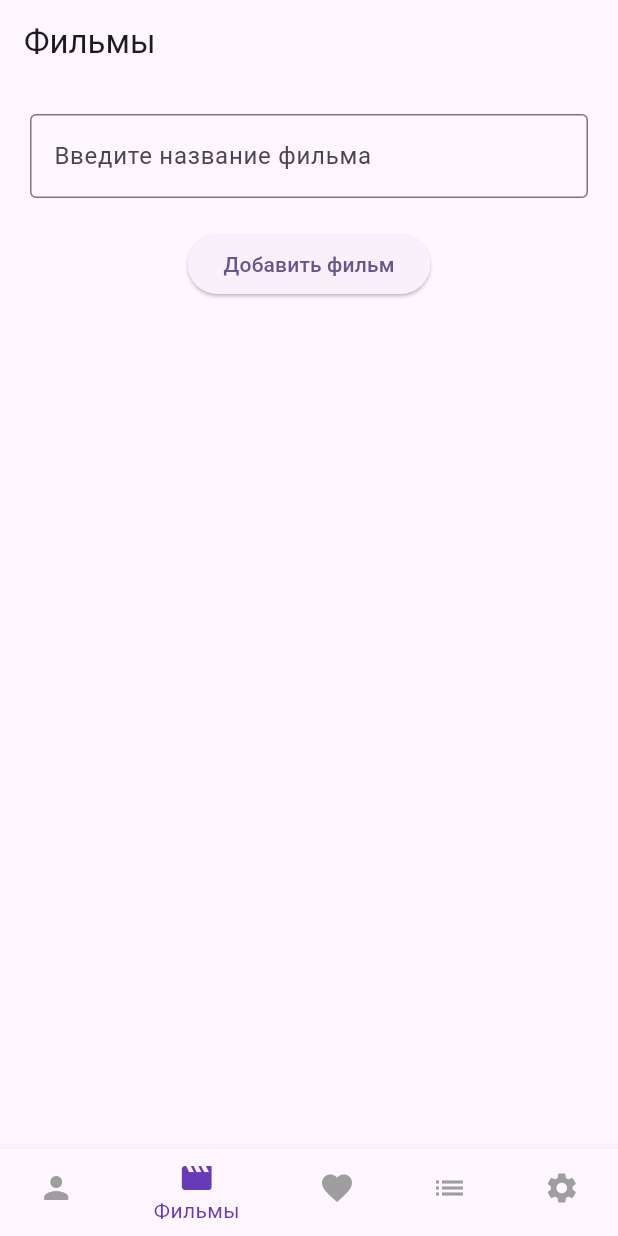
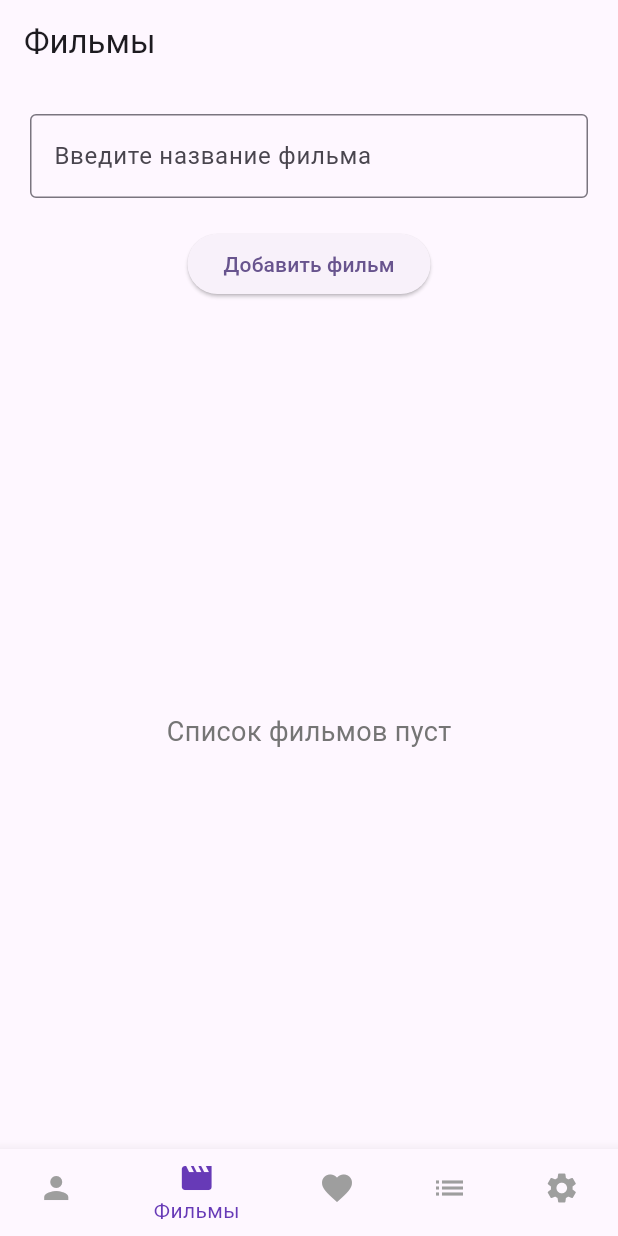
Before and after one commit to VAC2UM/flutter_projects, a Flutter app: the screen it shows after launch, item 2 of the bottom bar chosen, after a tap on "Добавить фильм", on a phone screen of 412 x 824 dp. Run offline on Flutter 3.47's test engine with Material 3 defaults, Android fonts, the phone set to English and light mode, and no system bars.

```diff
--- a/lib/screens/movies_screen.dart
+++ b/lib/screens/movies_screen.dart
@@ -9,17 +9,21 @@ class MoviesScreen extends StatefulWidget {
 
 class _MoviesScreenState extends State<MoviesScreen> {
   final TextEditingController _movieController = TextEditingController();
-  String? _movieName;
+  List<String> _movies = [];
 
   void _addMovie() {
     setState(() {
       final input = _movieController.text.trim();
-      if (input.isEmpty) {
-        _movieName = null;
-      } else {
-        _movieName = input;
+      if (input.isNotEmpty) {
+        _movies.add(input);
       }
       _movieController.clear();
+    });
+  }
+
+  void _removeMovie(int index) {
+    setState(() {
+      _movies.removeAt(index);
     });
   }
 
@@ -50,21 +54,39 @@ class _MoviesScreenState extends State<MoviesScreen> {
               child: const Text('Добавить фильм'),
             ),
             const SizedBox(height: 30),
-            if (_movieName != null)
-              Container(
-                padding: const EdgeInsets.all(20),
+            Expanded(
+              child: _movies.isEmpty
+                  ? Center(
+                child: Text(
+                  'Список фильмов пуст',
+                  style: TextStyle(fontSize: 18, color: Colors.grey[600]),
+                ),
+              )
+                  : ListView.builder(
+                itemCount: _movies.length,
+                itemBuilder: (context, index) {
+                  final movie = _movies[index];
+                  return GestureDetector(
+                    onTap: () => _removeMovie(index),
+                    child: Container(
+                      margin: const EdgeInsets.symmetric(vertical: 8),
+                      padding: const EdgeInsets.all(16),
                       decoration: BoxDecoration(
                         color: Colors.deepPurple[100],
-                  borderRadius: BorderRadius.circular(10),
+                        borderRadius: BorderRadius.circular(20),
                         border: Border.all(color: Colors.deepPurple, width: 2),
                       ),
                       child: Text(
-                  _movieName!,
+                        movie,
                         style: const TextStyle(
                           fontSize: 20,
                           fontWeight: FontWeight.bold,
                           color: Colors.deepPurple,
                         ),
+                      ),
+                    ),
+                  );
+                },
               ),
             ),
           ],
```
Also changed, not shown: lib/screens/settings_screen.dart (+0 -99 lines). Lines whose indentation alone changed are shown as unchanged.
